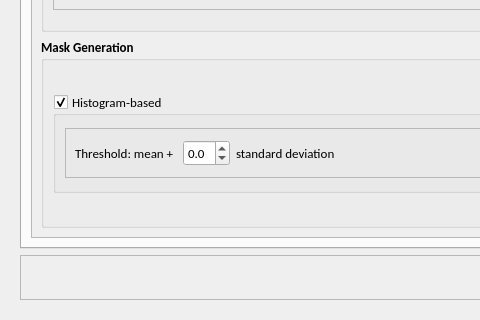
Vaa3D/vaa3d_tools, file hackathon/MK/Fragmented_autoTrace/fragmentedTraceUI.ui: the form before one commit; both pictures show x 0 to 480 and y 413 to 733 of the 865 by 733 pixel window.
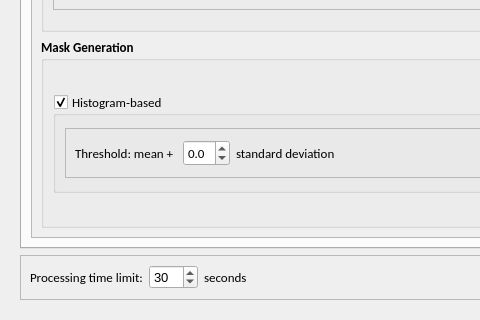
The form after the commit. Icons and pictures are not drawn.

Patch:
```diff
--- a/hackathon/MK/Fragmented_autoTrace/fragmentedTraceUI.ui
+++ b/hackathon/MK/Fragmented_autoTrace/fragmentedTraceUI.ui
@@ -1448,6 +1448,65 @@
          <enum>QFrame::Raised</enum>
         </property>
         <layout class="QHBoxLayout" name="horizontalLayout_2">
+         <item>
+          <widget class="QLabel" name="label_6">
+           <property name="minimumSize">
+            <size>
+             <width>0</width>
+             <height>25</height>
+            </size>
+           </property>
+           <property name="maximumSize">
+            <size>
+             <width>16777215</width>
+             <height>25</height>
+            </size>
+           </property>
+           <property name="font">
+            <font>
+             <family>Calibri</family>
+             <pointsize>10</pointsize>
+            </font>
+           </property>
+           <property name="text">
+            <string>Processing time limit:</string>
+           </property>
+          </widget>
+         </item>
+         <item>
+          <widget class="QSpinBox" name="spinBox_3">
+           <property name="maximumSize">
+            <size>
+             <width>50</width>
+             <height>16777215</height>
+            </size>
+           </property>
+           <property name="font">
+            <font>
+             <pointsize>10</pointsize>
+            </font>
+           </property>
+           <property name="maximum">
+            <number>999</number>
+           </property>
+           <property name="value">
+            <number>30</number>
+           </property>
+          </widget>
+         </item>
+         <item>
+          <widget class="QLabel" name="label_9">
+           <property name="font">
+            <font>
+             <family>Calibri</family>
+             <pointsize>10</pointsize>
+            </font>
+           </property>
+           <property name="text">
+            <string>seconds</string>
+           </property>
+          </widget>
+         </item>
          <item>
           <spacer name="horizontalSpacer">
            <property name="orientation">
```
